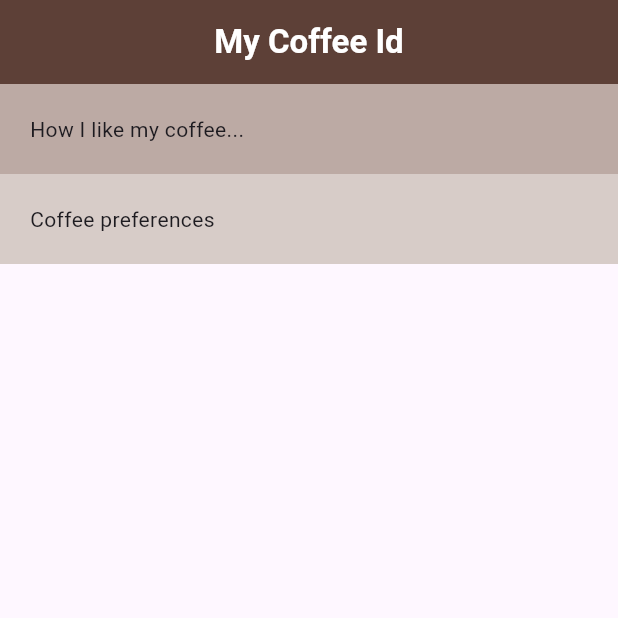
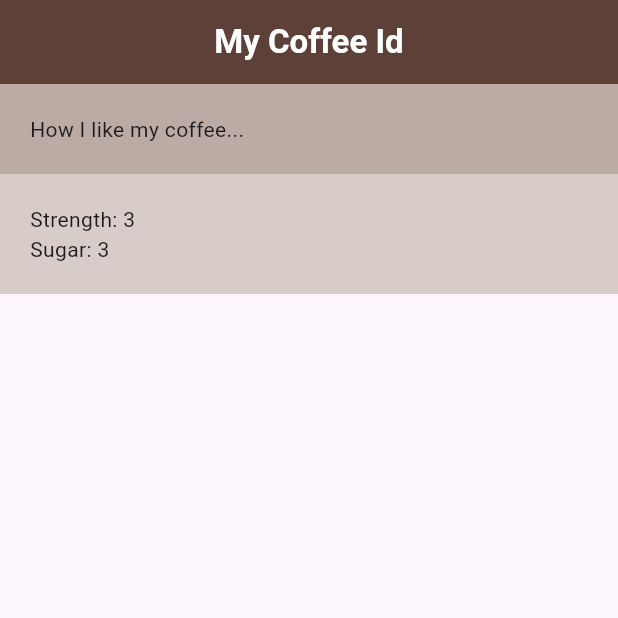
Before and after one commit to rosstungol/coffee_card, a Flutter app: the screen it shows after launch, on a phone screen of 412 x 824 dp, the top half of it. Run offline on Flutter 3.47's test engine with Material 3 defaults, Android fonts, the phone set to English and light mode, and no system bars.

Commit message:
Adds CoffeePrefs to Home widget

```diff
--- /dev/null
+++ b/lib/coffee_prefs.dart
@@ -0,0 +1,27 @@
+import 'package:flutter/material.dart';
+
+class CoffeePrefs extends StatelessWidget {
+  const CoffeePrefs({super.key});
+
+  @override
+  Widget build(BuildContext context) {
+    return const Column(
+      children: [
+        Row(
+          children: [
+            Text('Strength: '),
+            Text('3'),
+            SizedBox(width: 50),
+          ],
+        ),
+        Row(
+          children: [
+            Text('Sugar: '),
+            Text('3'),
+            SizedBox(width: 50),
+          ],
+        ),
+      ],
+    );
+  }
+}
--- a/lib/home.dart
+++ b/lib/home.dart
@@ -1,3 +1,4 @@
+import 'package:coffee_card/coffee_prefs.dart';
 import 'package:flutter/material.dart';
 
 class Home extends StatelessWidget {
@@ -25,7 +26,7 @@ class Home extends StatelessWidget {
           Container(
             color: Colors.brown[100],
             padding: const EdgeInsets.all(20),
-            child: const Text('Coffee preferences'),
+            child: const CoffeePrefs(),
           ),
         ],
       ),
```
